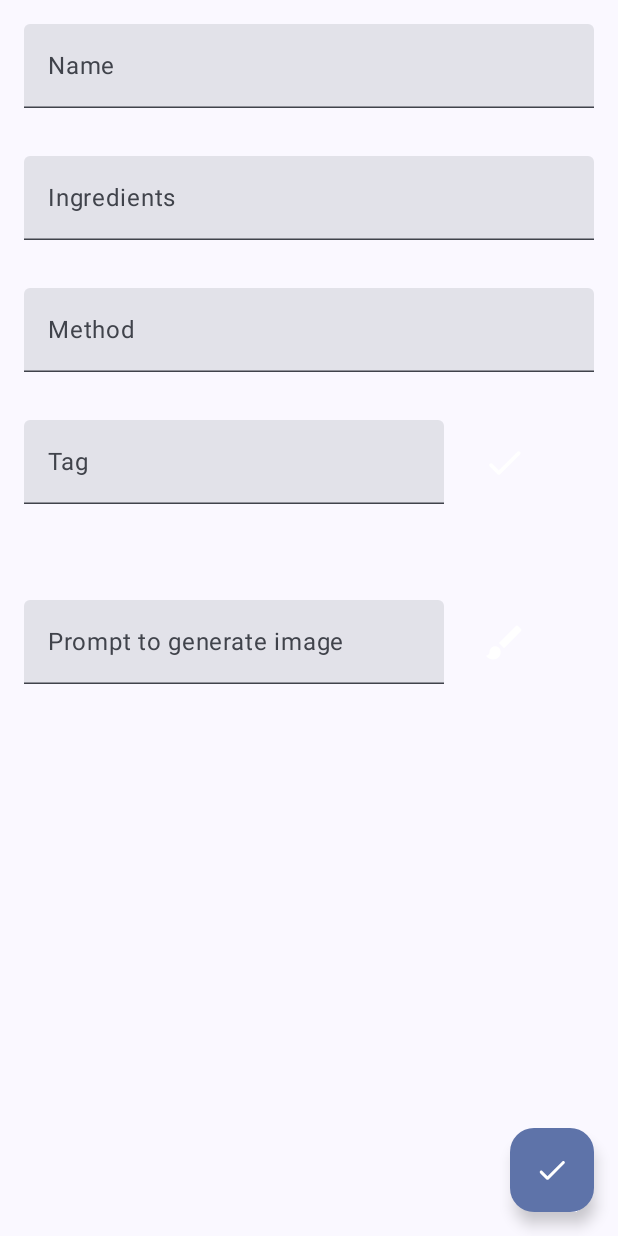
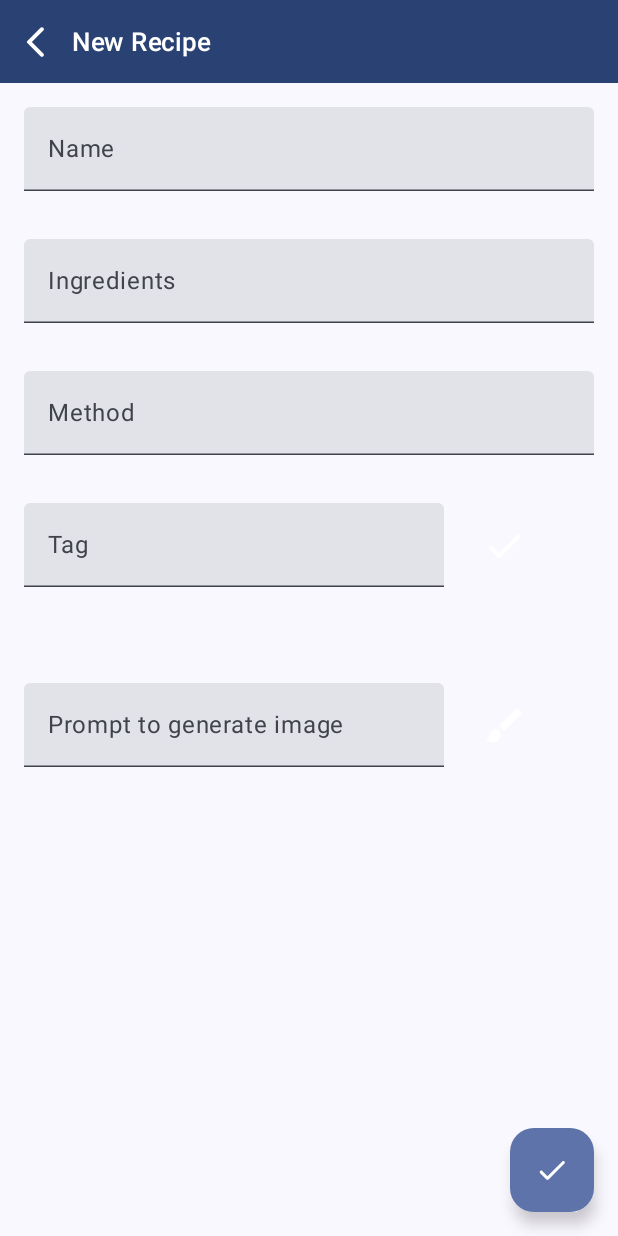
Before and after one commit to ThuHaNgo11/NoteApp, an Android app built with Jetpack Compose: the NotesScreen screen opened through its navigation route, after a tap on "Add new recipe", on a phone screen of 412 x 824 dp. Run offline under Robolectric (Android 15) with nearby library versions, the phone set to English and light mode, and no system bars; our stand-ins replace Room's generated code; libraries missing offline, so code that uses them is left out: com.aallam.openai.

```diff
--- a/app/src/main/java/app/example/noteapp/data/NoteDao.kt
+++ b/app/src/main/java/app/example/noteapp/data/NoteDao.kt
@@ -42,6 +42,4 @@ interface NoteDao {
 
     @Query("DELETE FROM NoteTagCrossRef WHERE noteId = :noteId")
     suspend fun deleteAllTagsForNote(noteId: Long)
-
-
 }
--- a/app/src/main/java/app/example/noteapp/presentation/AddNoteScreen.kt
+++ b/app/src/main/java/app/example/noteapp/presentation/AddNoteScreen.kt
@@ -1,4 +1,6 @@
 package app.example.noteapp.presentation
+
+import androidx.compose.foundation.background
 import androidx.compose.foundation.border
 import androidx.compose.foundation.layout.Arrangement
 import androidx.compose.foundation.layout.Box
@@ -8,12 +10,15 @@ import androidx.compose.foundation.layout.FlowRow
 import androidx.compose.foundation.layout.Row
 import androidx.compose.foundation.layout.fillMaxSize
 import androidx.compose.foundation.layout.fillMaxWidth
+import androidx.compose.foundation.layout.height
 import androidx.compose.foundation.layout.padding
 import androidx.compose.foundation.layout.size
 import androidx.compose.foundation.rememberScrollState
 import androidx.compose.foundation.shape.RoundedCornerShape
 import androidx.compose.foundation.verticalScroll
 import androidx.compose.material.icons.Icons
+import androidx.compose.material.icons.rounded.ArrowBack
+import androidx.compose.material.icons.rounded.ArrowBackIos
 import androidx.compose.material.icons.rounded.Brush
 import androidx.compose.material.icons.rounded.Cancel
 import androidx.compose.material.icons.rounded.Check
@@ -21,7 +26,8 @@ import androidx.compose.material3.ExperimentalMaterial3Api
 import androidx.compose.material3.FloatingActionButton
 import androidx.compose.material3.Icon
 import androidx.compose.material3.IconButton
-import androidx.compose.material3.MaterialTheme import androidx.compose.material3.Scaffold
+import androidx.compose.material3.MaterialTheme
+import androidx.compose.material3.Scaffold
 import androidx.compose.material3.Text
 import androidx.compose.material3.TextField
 import androidx.compose.runtime.Composable
@@ -30,11 +36,13 @@ import androidx.compose.ui.Modifier
 import androidx.compose.ui.draw.clip
 import androidx.compose.ui.graphics.Color
 import androidx.compose.ui.layout.ContentScale
+import androidx.compose.ui.res.stringResource
 import androidx.compose.ui.text.TextStyle
 import androidx.compose.ui.text.font.FontWeight
 import androidx.compose.ui.unit.dp
 import androidx.compose.ui.unit.sp
 import androidx.navigation.NavController
+import app.example.noteapp.R
 import app.example.noteapp.repository.ImageRepository
 import coil.compose.AsyncImage
 import kotlinx.coroutines.async
@@ -49,6 +57,35 @@ fun AddNoteScreen(
     onEvent: (NotesEvent) -> Unit
 ) {
     Scaffold(
+        topBar = {
+            Row(
+                modifier = Modifier
+                    .fillMaxWidth()
+                    .height(55.dp)
+                    .background(MaterialTheme.colorScheme.primary),
+                verticalAlignment = Alignment.CenterVertically
+            ) {
+                IconButton(onClick = {
+                    // TODO: update state of field to empty
+                    navController.popBackStack()
+                }) {
+                    Icon(
+                        imageVector = Icons.Rounded.ArrowBackIos,
+                        contentDescription = "Back",
+                        modifier = Modifier
+                            .size(25.dp),
+                        tint = MaterialTheme.colorScheme.onSecondaryContainer
+                    )
+                }
+                Text(
+                    text = "New Recipe",
+                    modifier = Modifier.weight(1f),
+                    fontSize = 17.sp,
+                    fontWeight = FontWeight.SemiBold,
+                    color = MaterialTheme.colorScheme.onPrimary
+                )
+            }
+        },
         floatingActionButton = {
             FloatingActionButton(onClick = {
                 onEvent(
@@ -121,7 +158,7 @@ fun AddNoteScreen(
                 }
             )
 
-            Row (
+            Row(
                 verticalAlignment = Alignment.CenterVertically
             ) {
                 // Add tag
@@ -216,7 +253,8 @@ fun AddNoteScreen(
                         if (state.imagePrompt.value !== "") {
                             // call Dalle2 api
                             runBlocking {
-                                val job = async { imageRepository.makeImageGenerationRequest(state.imagePrompt.value) }
+                                val job =
+                                    async { imageRepository.makeImageGenerationRequest(state.imagePrompt.value) }
                                 val result = job.await()
                                 state.imageUrl.value = result
                             }
@@ -233,8 +271,10 @@ fun AddNoteScreen(
                 }
             }
 
-            Box(modifier = Modifier.fillMaxSize()){
-                if(state.imageUrl.value !== ""){
+            Box(modifier = Modifier
+                .fillMaxSize()
+                .padding(bottom = 10.dp)) {
+                if (state.imageUrl.value !== "") {
                     AsyncImage(
                         model = state.imageUrl.value,
                         contentDescription = "Ai generated image",
--- a/app/src/main/java/app/example/noteapp/presentation/NotesEvent.kt
+++ b/app/src/main/java/app/example/noteapp/presentation/NotesEvent.kt
@@ -22,4 +22,5 @@ sealed interface NotesEvent {
         val imageUrl: String,
         val tags: MutableList<String>
     ): NotesEvent
+
 }
--- a/app/src/main/java/app/example/noteapp/presentation/NotesScreen.kt
+++ b/app/src/main/java/app/example/noteapp/presentation/NotesScreen.kt
@@ -3,6 +3,7 @@ package app.example.noteapp.presentation
 import android.util.Log
 import androidx.compose.foundation.background
 import androidx.compose.foundation.layout.Arrangement
+import androidx.compose.foundation.layout.Box
 import androidx.compose.foundation.layout.Column
 import androidx.compose.foundation.layout.Row
 import androidx.compose.foundation.layout.Spacer
@@ -23,11 +24,13 @@ import androidx.compose.material3.Icon
 import androidx.compose.material3.IconButton
 import androidx.compose.material3.MaterialTheme
 import androidx.compose.material3.Scaffold
+import androidx.compose.material3.Surface
 import androidx.compose.material3.Text
 import androidx.compose.runtime.Composable
 import androidx.compose.ui.Alignment
 import androidx.compose.ui.Modifier
 import androidx.compose.ui.draw.clip
+import androidx.compose.ui.graphics.Color
 import androidx.compose.ui.res.stringResource
 import androidx.compose.ui.text.font.FontWeight
 import androidx.compose.ui.unit.dp
@@ -86,12 +89,18 @@ fun NotesScreen(
             verticalArrangement = Arrangement.spacedBy(16.dp)
         ) {
             items(state.notes.size) { index ->
-                NoteItem(state = state, index = index, navController = navController, onEvent= onEvent)
+                NoteItem(
+                    state = state,
+                    index = index,
+                    navController = navController,
+                    onEvent = onEvent
+                )
             }
         }
     }
 }
 
+@OptIn(ExperimentalMaterial3Api::class)
 @Composable
 fun NoteItem(
     state: NoteState,
@@ -112,19 +121,29 @@ fun NoteItem(
             // takes all available space all the way til the left icon
             modifier = Modifier.weight(1f)
         ) {
-            Text(
-                text = state.notes[index].note.name,
-                fontSize = 18.sp,
-                fontWeight = FontWeight.SemiBold,
-                color = MaterialTheme.colorScheme.onSecondaryContainer
-            )
+            Surface(
+                color = Color(0xFFA1E2EB),
+                shape = RoundedCornerShape(10.dp),
+                onClick = {
+                    navController.navigate("IndividualNoteScreen")
+                }
+            ) {
+                Text(
+                    text = state.notes[index].note.name,
+                    fontSize = 18.sp,
+                    fontWeight = FontWeight.SemiBold,
+                    color = MaterialTheme.colorScheme.onSecondaryContainer,
+                    modifier = Modifier.padding(start = 10.dp, end = 10.dp, top = 5.dp, bottom = 5.dp)
+                )
+            }
 
             Spacer(modifier = Modifier.height(8.dp))
 
             Text(
                 text = state.notes[index].note.ingredients,
                 fontSize = 16.sp,
-                color = MaterialTheme.colorScheme.onSecondaryContainer
+                color = MaterialTheme.colorScheme.onSecondaryContainer,
+                modifier = Modifier.padding(start = 10.dp)
             )
         }
 
@@ -151,7 +170,8 @@ fun NoteItem(
 
         // delete note
         IconButton(
-            onClick = { onEvent(NotesEvent.DeleteNote(state.notes[index].note))
+            onClick = {
+                onEvent(NotesEvent.DeleteNote(state.notes[index].note))
             }
         ) {
             Icon(
--- a/app/src/main/java/app/example/noteapp/presentation/NotesViewModel.kt
+++ b/app/src/main/java/app/example/noteapp/presentation/NotesViewModel.kt
@@ -1,6 +1,5 @@
 package app.example.noteapp.presentation
 
-import android.util.Log
 import androidx.compose.runtime.mutableLongStateOf
 import androidx.compose.runtime.mutableStateOf
 import androidx.lifecycle.ViewModel
@@ -66,7 +65,6 @@ class NotesViewModel(
             }
 
             is NotesEvent.SaveNote -> {
-
                 viewModelScope.launch(Dispatchers.IO) { // bc the dao is async
                     val note = Note(
                         noteId = event.noteId,
@@ -97,6 +95,7 @@ class NotesViewModel(
                     )
                 }
             }
+
         }
     }
 }
--- a/app/src/main/res/values/strings.xml
+++ b/app/src/main/res/values/strings.xml
@@ -1,3 +1,3 @@
 <resources>
-    <string name="app_name">NoteApp</string>
+    <string name="app_name">Kitchen Secret</string>
 </resources>
```
Also changed, not shown: app/src/main/java/app/example/noteapp/MainActivity.kt (+10 -0 lines), app/src/main/java/app/example/noteapp/presentation/EditNoteScreen.kt (+41 -1 lines), app/src/main/java/app/example/noteapp/presentation/IndividualNoteScreen.kt (added, +84 -0 lines).
